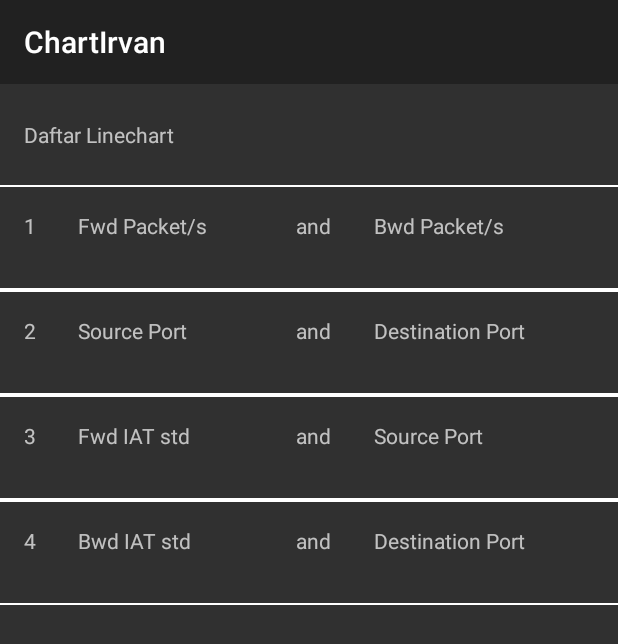
After one commit to vanzzstefanus/ChartIrvan, an Android app: the LineChartListActivity screen opened directly, with no data from a screen before it, on a phone screen of 412 x 824 dp. The commit adds this screen. Shown: the top 644 px of the screen. Run offline under Robolectric (Android 15) with nearby library versions, the phone set to English and light mode, and no system bars.

Commit message:
Barchart and Linechart fixing message

```diff
--- /dev/null
+++ b/app/src/main/java/com/example/chartirvan/activity/LineChartListActivity.java
@@ -0,0 +1,52 @@
+package com.example.chartirvan.activity;
+
+import android.content.Intent;
+import android.os.Bundle;
+
+import androidx.appcompat.app.AppCompatActivity;
+import androidx.recyclerview.widget.LinearLayoutManager;
+import androidx.recyclerview.widget.RecyclerView;
+
+import com.example.chartirvan.R;
+import com.example.chartirvan.adapter.ChartAdapter;
+import com.example.chartirvan.model.ListChart;
+
+import java.util.ArrayList;
+
+public class LineChartListActivity extends AppCompatActivity {
+    private RecyclerView mRecyclerView;
+    private ChartAdapter mAdapter;
+    private ArrayList<ListChart> mData;
+    private static final String TAG = "LineChartListActivity";
+
+    @Override
+    protected void onCreate(Bundle savedInstanceState) {
+        super.onCreate(savedInstanceState);
+        setContentView(R.layout.activity_line_chart_list);
+
+        initUI();
+    }
+
+    private void initUI() {
+        setData();
+        mRecyclerView = findViewById(R.id.recyclerView);
+        mRecyclerView.setLayoutManager(new LinearLayoutManager(getApplicationContext(), LinearLayoutManager.VERTICAL, false));
+        mRecyclerView.setAdapter(new ChartAdapter(getApplicationContext(), mData, new ChartAdapter.OnClicked() {
+            @Override
+            public void onClick(ListChart listChart) {
+                Intent intent = new Intent(LineChartListActivity.this, LineChartActivity.class);
+                intent.putExtra(BarChartListActivity.DATA_PACKET, listChart);
+                startActivity(intent);
+            }
+        }));
+
+    }
+
+    private void setData() {
+        mData = new ArrayList<>();
+        mData.add(new ListChart(1,"Fwd Packet/s","Bwd Packet/s","description"));
+        mData.add(new ListChart(2,"Source Port","Destination Port","description"));
+        mData.add(new ListChart(3,"Fwd IAT std","Source Port","description"));
+        mData.add(new ListChart(4,"Bwd IAT std","Destination Port","description"));
+    }
+}
--- a/app/src/main/java/com/example/chartirvan/activity/MainActivity.java
+++ b/app/src/main/java/com/example/chartirvan/activity/MainActivity.java
@@ -92,7 +92,7 @@ public class MainActivity extends AppCompatActivity {
                 Gson gson = new Gson();
                 String jsonMalware = gson.toJson(mData);
                 Intent intent = new Intent(MainActivity.this,
-                        BarChartActivity.class);
+                        BarChartListActivity.class);
                 startActivity(intent);
             }
         });
@@ -104,7 +104,7 @@ public class MainActivity extends AppCompatActivity {
                 Gson gson = new Gson();
                 String jsonMalware = gson.toJson(mData);
                 Intent intent = new Intent(MainActivity.this,
-                        HeatMapChartActivity.class);
+                        LineChartListActivity.class);
 
                 startActivity(intent);
             }
--- /dev/null
+++ b/app/src/main/java/com/example/chartirvan/adapter/ChartAdapter.java
@@ -0,0 +1,80 @@
+package com.example.chartirvan.adapter;
+
+import android.content.Context;
+import android.view.LayoutInflater;
+import android.view.View;
+import android.view.ViewGroup;
+import android.widget.LinearLayout;
+import android.widget.TextView;
+
+import androidx.annotation.NonNull;
+import androidx.recyclerview.widget.RecyclerView;
+
+import com.example.chartirvan.R;
+import com.example.chartirvan.model.ListChart;
+
+import java.util.ArrayList;
+
+public class ChartAdapter extends RecyclerView.Adapter<ChartAdapter.ViewHolder> {
+    private Context mContext;
+    private ArrayList<ListChart> mDataList;
+    private static final String TAG = "ChartAdapter";
+
+    @NonNull
+    @Override
+    public ViewHolder onCreateViewHolder(@NonNull ViewGroup parent, int viewType) {
+        View view = LayoutInflater.from(parent.getContext()).inflate(R.layout.item_barchart_list, parent, false);
+        return new ViewHolder(view);
+    }
+
+    @Override
+    public void onBindViewHolder(@NonNull ViewHolder holder, int position) {
+        holder.bind(mDataList.get(position), onClick);
+    }
+
+    @Override
+    public int getItemCount() {
+        return mDataList.size();
+    }
+
+
+    public interface OnClicked{
+        void  onClick (ListChart listChart);
+    }
+    private ChartAdapter.OnClicked onClick;
+
+    public ChartAdapter(Context mContext, ArrayList<ListChart> mDataList, OnClicked onClick) {
+        this.mContext = mContext;
+        this.mDataList = mDataList;
+        this.onClick = onClick;
+    }
+
+    public class ViewHolder extends RecyclerView.ViewHolder{
+        private TextView number, parameterX, parameterY;
+        private LinearLayout mainContainer;
+
+        public ViewHolder(@NonNull View itemView) {
+            super(itemView);
+            number = itemView.findViewById(R.id.number);
+            parameterX = itemView.findViewById(R.id.parameterX);
+            parameterY = itemView.findViewById(R.id.parameterY);
+            mainContainer = itemView.findViewById(R.id.mainContainer);
+        }
+        public void bind(final ListChart listChart, final OnClicked onClicked){
+            number.setText(String.valueOf(listChart.getIndex()));
+            parameterX.setText(listChart.getParameterX());
+            parameterY.setText(listChart.getParameterY());
+            mainContainer.setOnClickListener(new View.OnClickListener() {
+                @Override
+                public void onClick(View view) {
+                    onClicked.onClick(listChart);
+                }
+            });
+
+        }
+    }
+
+
+
+
+}
--- /dev/null
+++ b/app/src/main/java/com/example/chartirvan/model/ListChart.java
@@ -0,0 +1,87 @@
+package com.example.chartirvan.model;
+
+import android.os.Parcel;
+import android.os.Parcelable;
+
+public class ListChart implements Parcelable {
+    private int index;
+    private String parameterX;
+    private String parameterY;
+    private String description;
+
+    public ListChart(int index, String parameterX, String parameterY, String description) {
+        this.index = index;
+        this.parameterX = parameterX;
+        this.parameterY = parameterY;
+        this.description = description;
+    }
+
+    public ListChart(){
+
+    }
+
+    public int getIndex() {
+        return index;
+    }
+
+    public void setIndex(int index) {
+        this.index = index;
+    }
+
+    public String getParameterX() {
+        return parameterX;
+    }
+
+    public void setParameterX(String parameterX) {
+        this.parameterX = parameterX;
+    }
+
+    public String getParameterY() {
+        return parameterY;
+    }
+
+    public void setParameterY(String parameterY) {
+        this.parameterY = parameterY;
+    }
+
+    public String getDescription() {
+        return description;
+    }
+
+    public void setDescription(String description) {
+        this.description = description;
+    }
+
+
+    @Override
+    public int describeContents() {
+        return 0;
+    }
+
+    @Override
+    public void writeToParcel(Parcel dest, int flags) {
+        dest.writeInt(this.index);
+        dest.writeString(this.parameterX);
+        dest.writeString(this.parameterY);
+        dest.writeString(this.description);
+    }
+
+    protected ListChart(Parcel in) {
+        this.index = in.readInt();
+        this.parameterX = in.readString();
+        this.parameterY = in.readString();
+        this.description = in.readString();
+    }
+
+    public static final Parcelable.Creator<ListChart> CREATOR = new Parcelable.Creator<ListChart>() {
+        @Override
+        public ListChart createFromParcel(Parcel source) {
+            return new ListChart(source);
+        }
+
+        @Override
+        public ListChart[] newArray(int size) {
+            return new ListChart[size];
+        }
+    };
+}
--- a/app/src/main/res/layout/activity_heat_map_chart.xml
+++ b/app/src/main/res/layout/activity_heat_map_chart.xml
@@ -4,7 +4,7 @@
     xmlns:tools="http://schemas.android.com/tools"
     android:layout_width="match_parent"
     android:layout_height="match_parent"
-    tools:context=".activity.HeatMapChartActivity"
+    tools:context=".activity.LineChartActivity"
     android:background="@color/white">
 
     <RelativeLayout
--- /dev/null
+++ b/app/src/main/res/layout/activity_line_chart_list.xml
@@ -0,0 +1,29 @@
+<?xml version="1.0" encoding="utf-8"?>
+<RelativeLayout
+    xmlns:android="http://schemas.android.com/apk/res/android"
+    xmlns:app="http://schemas.android.com/apk/res-auto"
+    xmlns:tools="http://schemas.android.com/tools"
+    android:layout_width="match_parent"
+    android:layout_height="match_parent"
+    tools:context=".activity.BarChartListActivity">
+
+    <TextView
+        android:id="@+id/title"
+        android:layout_width="wrap_content"
+        android:layout_height="wrap_content"
+        android:layout_marginStart="16dp"
+        android:layout_marginEnd="16dp"
+        android:layout_marginTop="24dp"
+        android:layout_marginBottom="24dp"
+        android:text="@string/linechart_title"
+        />
+
+    <androidx.recyclerview.widget.RecyclerView
+        android:id="@+id/recyclerView"
+        android:layout_width="match_parent"
+        android:layout_height="wrap_content"
+        android:layout_below="@+id/title"/>
+
+
+
+</RelativeLayout>
--- /dev/null
+++ b/app/src/main/res/layout/item_barchart_list.xml
@@ -0,0 +1,63 @@
+<?xml version="1.0" encoding="utf-8"?>
+<LinearLayout xmlns:android="http://schemas.android.com/apk/res/android"
+    android:orientation="vertical" android:layout_width="match_parent"
+    android:layout_height="wrap_content"
+    android:id="@+id/mainContainer"
+    >
+
+    <View
+        android:layout_width="match_parent"
+        android:layout_height="1dp"
+        android:background="@color/white" />
+
+
+    <LinearLayout
+        android:layout_width="match_parent"
+        android:layout_height="wrap_content"
+        android:orientation="horizontal">
+
+        <TextView
+            android:id="@+id/number"
+            android:layout_width="0dp"
+            android:layout_height="wrap_content"
+            android:text="1"
+            android:layout_marginStart="16dp"
+            android:layout_marginTop="16dp"
+            android:layout_marginBottom="16dp"
+            android:layout_weight="0.1"/>
+
+        <TextView
+            android:id="@+id/parameterX"
+            android:layout_width="0dp"
+            android:layout_marginTop="16dp"
+            android:layout_marginBottom="16dp"
+            android:layout_height="wrap_content"
+            android:layout_weight="0.4"/>
+
+        <TextView
+            android:id="@+id/andSymbol"
+            android:layout_width="0dp"
+            android:layout_height="wrap_content"
+            android:layout_marginTop="16dp"
+            android:layout_marginBottom="16dp"
+            android:layout_weight="0.1"
+            android:layout_marginEnd="16dp"
+            android:text="and"/>
+
+        <TextView
+            android:id="@+id/parameterY"
+            android:layout_width="0dp"
+            android:layout_height="wrap_content"
+            android:layout_marginTop="16dp"
+            android:layout_marginBottom="16dp"
+            android:layout_marginEnd="16dp"
+            android:layout_weight="0.4"/>
+    </LinearLayout>
+    <View
+        android:layout_width="match_parent"
+        android:layout_height="1dp"
+        android:layout_marginTop="16dp"
+        android:background="@color/white" />
+
+
+</LinearLayout>
--- a/app/src/main/res/values/strings.xml
+++ b/app/src/main/res/values/strings.xml
@@ -17,4 +17,6 @@
     <string name="heatMapMessageDesc">Heat Map Chart ini menjelaskan tentang banyaknya
     iterasi yang dilakukan dengan</string>
     <string name="heatMapMessage">This is Heatmap Chart</string>
+    <string name="barchart_title">Daftar Barchart</string>
+    <string name="linechart_title">Daftar Linechart</string>
 </resources>
```
Also changed, not shown: app/src/main/AndroidManifest.xml (+9 -9 lines), app/src/main/java/com/example/chartirvan/activity/BarChartActivity.java (+26 -4 lines), app/src/main/java/com/example/chartirvan/activity/BarChartListActivity.java (added, +51 -0 lines), app/src/main/java/com/example/chartirvan/activity/LineChartActivity.java (renamed from app/src/main/java/com/example/chartirvan/activity/HeatMapChartActivity.java, +69 -11 lines), app/src/main/res/layout/activity_bar_chart_list.xml (added, +29 -0 lines).
